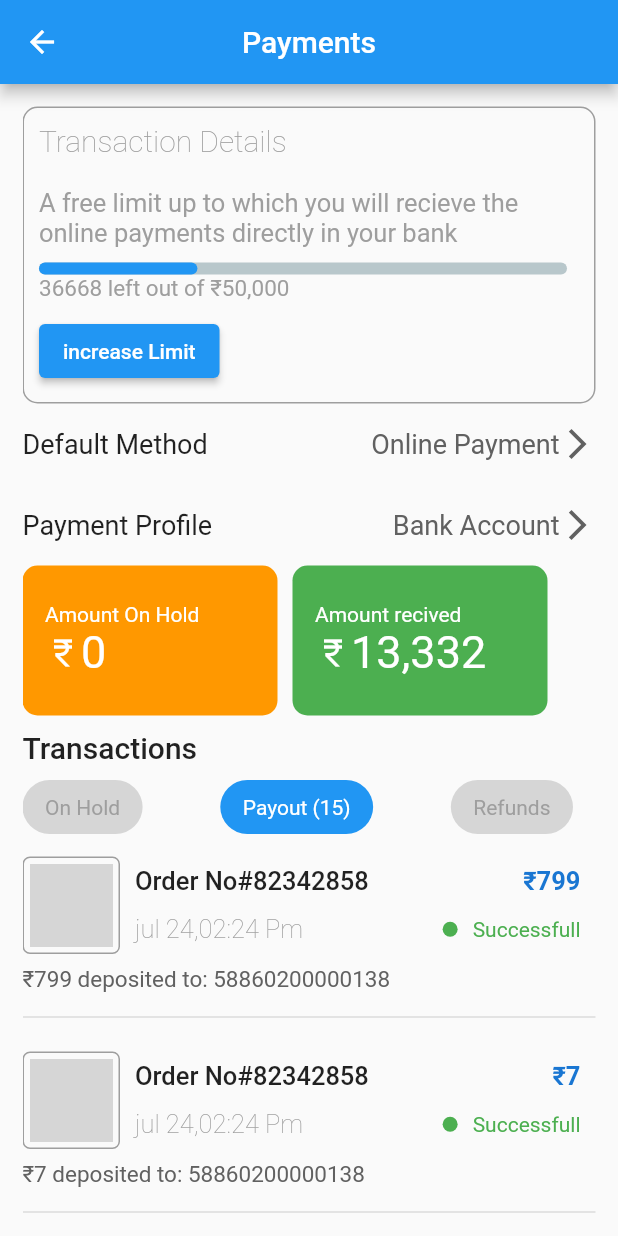
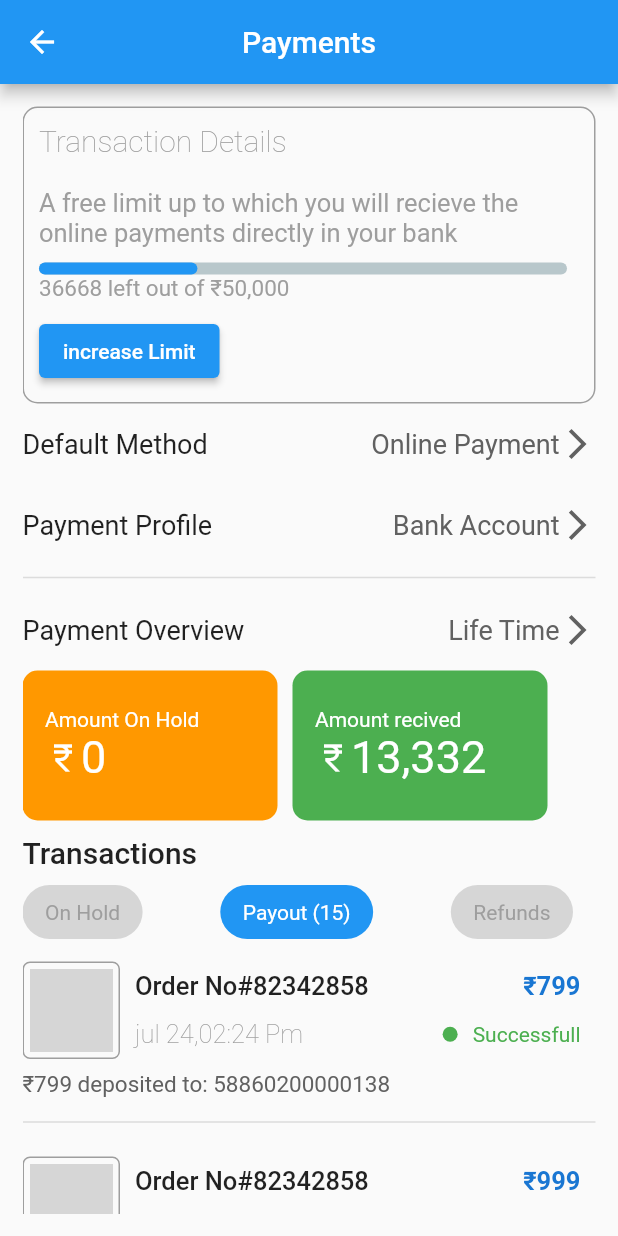
Before and after one commit to sufiyanas/Ui-Designs, a Flutter app: the ScreenThree screen opened directly, on a phone screen of 412 x 824 dp. Run offline on Flutter 3.47's test engine with Material 2 defaults, Android fonts, the phone set to English and light mode, and no system bars; drawn by our look-alikes of percent_indicator; our stand-ins replace youtube_player_flutter; network calls fail; grey boxes are pictures that could not be loaded.

Commit message:
NEw Canges

```diff
--- a/lib/screans/screen-3/screen_3.dart
+++ b/lib/screans/screen-3/screen_3.dart
@@ -3,6 +3,7 @@
 import 'package:flutter/material.dart';
 import 'package:ui_desinging/widget/Transaction_limit.dart';
 import 'package:ui_desinging/widget/methordpayment_profile.dart';
+import 'package:ui_desinging/widget/payment_methord.dart';
 import 'package:ui_desinging/widget/transactionproducts.dart';
 import 'package:ui_desinging/widget/transactions.dart';
 
@@ -25,6 +26,11 @@ class ScreenThree extends StatelessWidget {
                 leadingText: 'Default Method', trailingText: 'Online Payment'),
             method_payment_profile(
                 leadingText: 'Payment Profile', trailingText: 'Bank Account'),
+            Divider(
+              thickness: 1,
+            ),
+            Method_payment_profile(
+                leadingText: 'Payment Overview', trailingText: 'Life Time'),
             Row(
               children: [
                 topcardfunction(
@@ -53,7 +59,7 @@ class ScreenThree extends StatelessWidget {
             Transactionproducts(
               Date: 'jul 24',
               OrderNo: '82342858',
-              Price: '7',
+              Price: '999',
               Time: '02:24 Pm',
               imageURL:
                   'https://shopdisney.in/media/catalog/product/cache/dff98280ed764012eadfa777851316fd/s/t/sty-20-21-004963_1.jpg',
--- /dev/null
+++ b/lib/widget/payment_methord.dart
@@ -0,0 +1,45 @@
+import 'package:flutter/material.dart';
+
+class Method_payment_profile extends StatelessWidget {
+  const Method_payment_profile({
+    Key? key,
+    required this.leadingText,
+    required this.trailingText,
+  }) : super(key: key);
+  final String leadingText;
+  final String trailingText;
+  @override
+  Widget build(BuildContext context) {
+    return Padding(
+      padding: const EdgeInsets.symmetric(vertical: 15.0),
+      child: Row(
+        mainAxisAlignment: MainAxisAlignment.spaceBetween,
+        children: [
+          Text(
+            leadingText,
+            style: const TextStyle(
+              fontSize: 18,
+              fontWeight: FontWeight.w400,
+            ),
+          ),
+          Row(
+            children: [
+              Text(
+                trailingText,
+                style: TextStyle(
+                  fontSize: 18,
+                  fontWeight: FontWeight.w400,
+                  color: Colors.grey.shade700,
+                ),
+              ),
+              Icon(
+                Icons.arrow_forward_ios,
+                color: Colors.grey.shade700,
+              )
+            ],
+          )
+        ],
+      ),
+    );
+  }
+}
```
